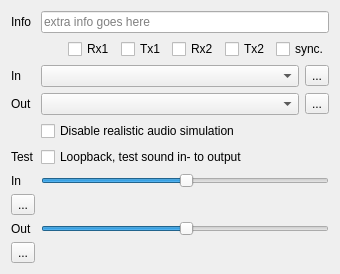
swift-project/pilotclient, file src/blackgui/components/audiodevicevolumesetupcomponent.ui: the form before one commit.
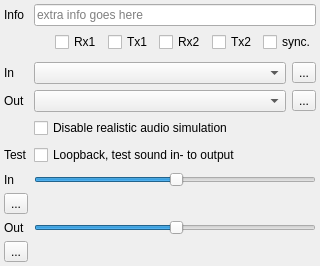
The form after the commit. Icons and pictures are not drawn. Custom widgets are drawn as their Qt base class.

Commit message: Ref T768, made UI component a bit smaller as first trial

The edit to the form file:
```diff
--- a/src/blackgui/components/audiodevicevolumesetupcomponent.ui
+++ b/src/blackgui/components/audiodevicevolumesetupcomponent.ui
@@ -6,14 +6,26 @@
    <rect>
     <x>0</x>
     <y>0</y>
-    <width>340</width>
-    <height>272</height>
+    <width>320</width>
+    <height>266</height>
    </rect>
   </property>
   <property name="windowTitle">
    <string>Audio setup</string>
   </property>
   <layout class="QGridLayout" name="gl_AudioDeviceVolumeSetupComponent">
+   <property name="leftMargin">
+    <number>4</number>
+   </property>
+   <property name="topMargin">
+    <number>4</number>
+   </property>
+   <property name="rightMargin">
+    <number>4</number>
+   </property>
+   <property name="bottomMargin">
+    <number>4</number>
+   </property>
    <item row="9" column="0">
     <widget class="QToolButton" name="tb_ResetInVolume">
      <property name="text">
@@ -135,7 +147,7 @@
        <number>0</number>
       </property>
       <property name="bottomMargin">
-       <number>0</number>
+       <number>4</number>
       </property>
       <item>
        <widget class="BlackGui::CLedWidget" name="led_AudioConnected" native="true"/>
@@ -156,7 +168,7 @@
         </property>
         <property name="sizeHint" stdset="0">
          <size>
-          <width>20</width>
+          <width>10</width>
           <height>20</height>
          </size>
         </property>
```
Left out of the diff: 2 changed lines with no effect on the pictures.
